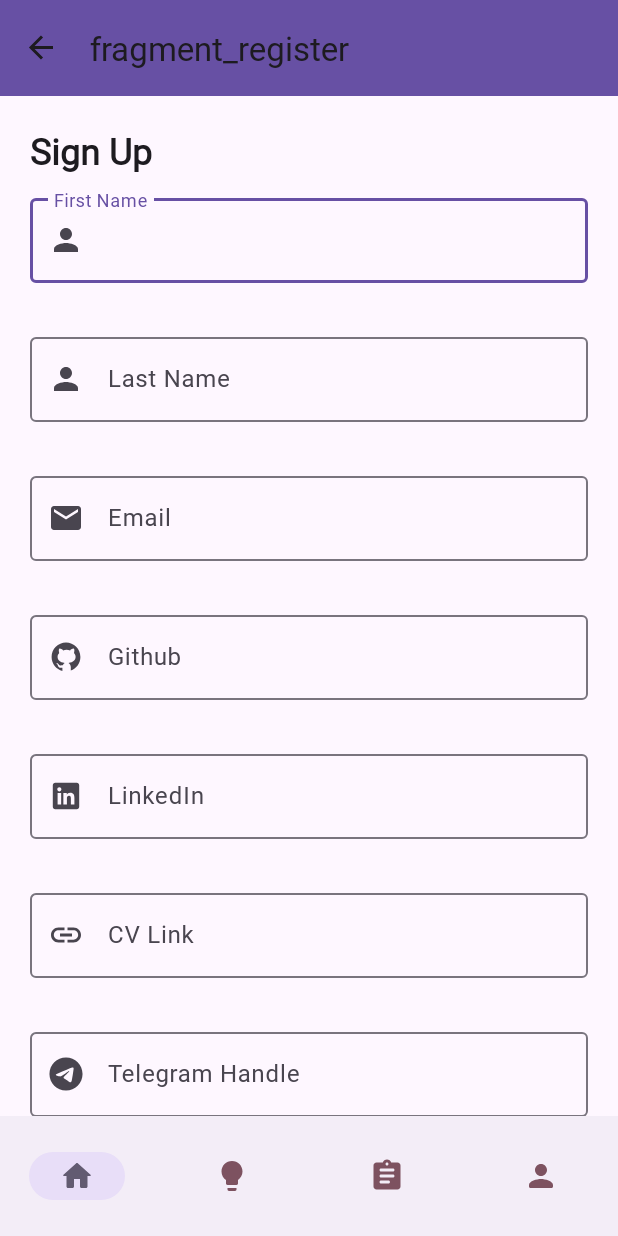
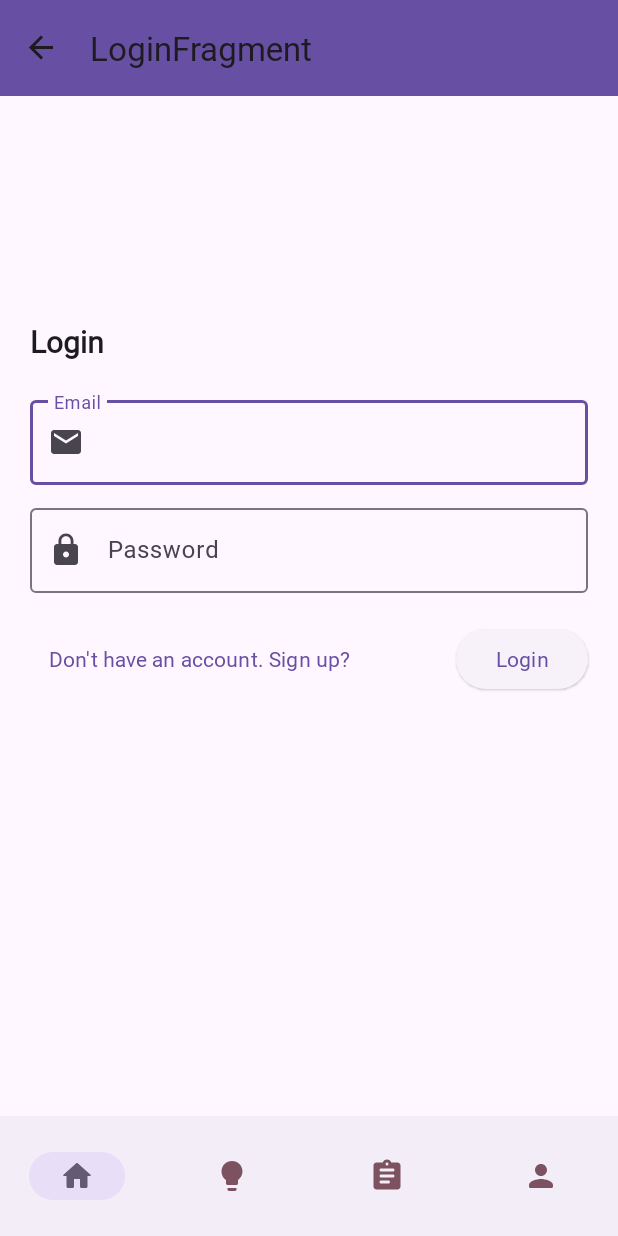
Before and after one commit to brukted/leet-grind-hackaton, an Android app: the screen it shows after launch (MainActivity), on a phone screen of 412 x 824 dp. Run offline under Robolectric (Android 15) with nearby library versions, the phone set to English and light mode, and no system bars; our stand-ins replace Dagger/Hilt's generated code, data binding, navigation-ui.

Commit message:
implement logout and related navigation

```diff
--- a/android/ProjectFinder/app/src/main/java/com/leetgrind/projectfinder/common/Constants.kt
+++ b/android/ProjectFinder/app/src/main/java/com/leetgrind/projectfinder/common/Constants.kt
@@ -3,7 +3,7 @@ package com.leetgrind.projectfinder.common
 import androidx.datastore.preferences.core.stringPreferencesKey
 
 object Constants {
-    const val BASE_URL = "https://my-json-server.typicode.com/nawrazi/json-server/"
+    const val BASE_URL = "https://projectfinder-api.onrender.com/api/v1/"
     const val USER_PREFERENCES = "user_prefs"
     val JWT_TOKEN_PREF_KEY by lazy { stringPreferencesKey("jwt_key") }
     val USER_ID_PREF_KEY by lazy { stringPreferencesKey("user_id") }
--- a/android/ProjectFinder/app/src/main/java/com/leetgrind/projectfinder/data/local/prefs/LocalPrefStore.kt
+++ b/android/ProjectFinder/app/src/main/java/com/leetgrind/projectfinder/data/local/prefs/LocalPrefStore.kt
@@ -15,17 +15,15 @@ class LocalPrefStore(private val prefsDataStore: DataStore<Preferences>) {
 
     suspend fun getAuthToken() = prefsDataStore.data.first()[JWT_TOKEN_PREF_KEY]
 
-    suspend fun getUserId() = prefsDataStore.data.first()[USER_ID_PREF_KEY]
-
     suspend fun setAuthToken(token: String) {
         prefsDataStore.edit { preferences ->
             preferences[JWT_TOKEN_PREF_KEY] = token
         }
     }
 
-    suspend fun setUserId(id: String) {
+    suspend fun removeToken() {
         prefsDataStore.edit { preferences ->
-            preferences[USER_ID_PREF_KEY] = id
+            preferences.remove(JWT_TOKEN_PREF_KEY)
         }
     }
 
--- a/android/ProjectFinder/app/src/main/java/com/leetgrind/projectfinder/data/remote/api/RegistrationService.kt
+++ b/android/ProjectFinder/app/src/main/java/com/leetgrind/projectfinder/data/remote/api/RegistrationService.kt
@@ -10,9 +10,9 @@ import retrofit2.http.Body
 import retrofit2.http.POST
 
 interface RegistrationService {
-    @POST("api/v1/signup")
+    @POST("signup")
     suspend fun signUp(@Body registrationRequest: RegistrationRequest): Response<JSendResponse<RegistrationResponse>>
 
-    @POST("api/v1/login")
+    @POST("login")
     suspend fun login(@Body loginRequest: LoginRequest ): Response<JSendResponse<LoginResponse>>
 }
--- a/android/ProjectFinder/app/src/main/java/com/leetgrind/projectfinder/data/repository/DefaultAuthRepository.kt
+++ b/android/ProjectFinder/app/src/main/java/com/leetgrind/projectfinder/data/repository/DefaultAuthRepository.kt
@@ -48,4 +48,8 @@ class DefaultAuthRepository @Inject constructor(
             }
             emit(result)
         }.flowOn(ioDispatcher)
+
+    suspend fun getAuthToken() = localPrefStore.getAuthToken()
+
+    suspend fun logOut() = localPrefStore.removeToken()
 }
--- a/android/ProjectFinder/app/src/main/java/com/leetgrind/projectfinder/ui/authentication/login/LoginFragment.kt
+++ b/android/ProjectFinder/app/src/main/java/com/leetgrind/projectfinder/ui/authentication/login/LoginFragment.kt
@@ -56,7 +56,7 @@ class LoginFragment : Fragment() {
                                 }
 
                                 is Resource.Success -> {
-                                    // TODO: Handle success
+                                    findNavController().navigate(R.id.action_loginFragment_to_homeFragment)
                                 }
 
                                 else -> {
--- a/android/ProjectFinder/app/src/main/res/navigation/main_navigation_graph.xml
+++ b/android/ProjectFinder/app/src/main/res/navigation/main_navigation_graph.xml
@@ -3,7 +3,7 @@
     xmlns:app="http://schemas.android.com/apk/res-auto"
     xmlns:tools="http://schemas.android.com/tools"
     android:id="@+id/main_navigation_graph"
-    app:startDestination="@id/register2">
+    app:startDestination="@id/loginFragment">
 
     <fragment
         android:id="@+id/homeFragment"
@@ -20,7 +20,13 @@
     <fragment
         android:id="@+id/profileFragment"
         android:name="com.leetgrind.projectfinder.ui.profile.ProfileFragment"
-        android:label="Profile" />
+        android:label="Profile"
+        tools:layout="@layout/fragment_profile">
+        <action
+            android:id="@+id/action_profileFragment_to_loginFragment"
+            app:destination="@id/loginFragment"
+            app:popUpTo="@+id/main_navigation_graph"/>
+    </fragment>
     <fragment
         android:id="@+id/register2"
         android:name="com.leetgrind.projectfinder.ui.authentication.register.RegisterFragment"
@@ -38,6 +44,11 @@
         <action
             android:id="@+id/action_loginFragment_to_register2"
             app:destination="@id/register2" />
+        <action
+            android:id="@+id/action_loginFragment_to_homeFragment"
+            app:destination="@id/homeFragment"
+            app:popUpTo="@+id/main_navigation_graph"
+            app:popUpToInclusive="true"/>
     </fragment>
 
 </navigation>
```
Also changed, not shown: android/ProjectFinder/app/src/main/java/com/leetgrind/projectfinder/ui/MainActivity.kt (+18 -0 lines), android/ProjectFinder/app/src/main/java/com/leetgrind/projectfinder/ui/profile/ProfileFragment.kt (+9 -0 lines), android/ProjectFinder/app/src/main/java/com/leetgrind/projectfinder/ui/profile/ProfileViewModel.kt (+10 -1 lines).
